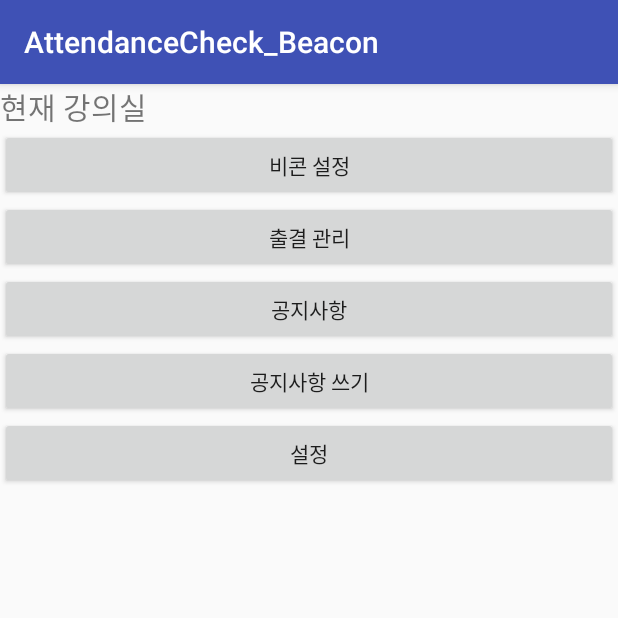
After one commit to JinohK/AttendanceCheck_Beacon, an Android app: the EduActivity screen opened directly, with no data from a screen before it, on a phone screen of 412 x 824 dp, the top half of it. The commit adds this screen. Run offline under Robolectric (Android 15) with nearby library versions, the phone set to English and light mode, and no system bars.

```diff
--- a/app/src/main/AndroidManifest.xml
+++ b/app/src/main/AndroidManifest.xml
@@ -16,6 +16,9 @@
             </intent-filter>
         </activity>
         <activity android:name=".activity.SignActivity"/>
+        <activity android:name=".activity.EduActivity"/>
+        <activity android:name=".activity.StdActivity"/>
+        <service android:name=".service.BeaconService"/>
     </application>
 
 </manifest>
--- /dev/null
+++ b/app/src/main/java/kr/waytech/attendancecheck_beacon/activity/EduActivity.java
@@ -0,0 +1,18 @@
+package kr.waytech.attendancecheck_beacon.activity;
+
+import android.os.Bundle;
+import android.support.v7.app.AppCompatActivity;
+
+import kr.waytech.attendancecheck_beacon.R;
+
+/**
+ * Created by JinOh on 2016-05-26.
+ */
+public class EduActivity extends AppCompatActivity {
+
+    @Override
+    protected void onCreate(Bundle savedInstanceState) {
+        super.onCreate(savedInstanceState);
+        setContentView(R.layout.activity_main_edu);
+    }
+}
--- a/app/src/main/java/kr/waytech/attendancecheck_beacon/activity/SignActivity.java
+++ b/app/src/main/java/kr/waytech/attendancecheck_beacon/activity/SignActivity.java
@@ -47,7 +47,7 @@ public class SignActivity extends AppCompatActivity {
         btnSign.setOnClickListener(new View.OnClickListener() {
             @Override
             public void onClick(View v) {
-                if (Utils.isOnline(SignActivity.this)) {
+                if (!Utils.isOnline(SignActivity.this)) {
                     Toast.makeText(SignActivity.this, "인터넷 상태를 확인해주세요", Toast.LENGTH_SHORT).show();
                     return;
                 }
--- a/app/src/main/java/kr/waytech/attendancecheck_beacon/server/BeaconData.java
+++ b/app/src/main/java/kr/waytech/attendancecheck_beacon/server/BeaconData.java
@@ -8,6 +8,10 @@ public class BeaconData {
     private String uuid;
     private int major;
     private int minor;
+    private String className;
+    private String classEdu;
+    private int classNumber;
+
 
     public BeaconData(int index, String uuid, int major, int minor) {
         this.index = index;
--- /dev/null
+++ b/app/src/main/res/layout/activity_main_edu.xml
@@ -0,0 +1,39 @@
+<?xml version="1.0" encoding="utf-8"?>
+<LinearLayout xmlns:android="http://schemas.android.com/apk/res/android"
+    android:orientation="vertical" android:layout_width="match_parent"
+    android:layout_height="match_parent">
+
+    <TextView
+        android:id="@+id/tvClass"
+        android:layout_width="match_parent"
+        android:layout_height="wrap_content"
+        android:text="현재 강의실"
+        android:textSize="20sp" />
+
+    <Button
+        android:id="@+id/btnBeaconSetting"
+        android:layout_width="match_parent"
+        android:layout_height="wrap_content"
+        android:text="비콘 설정"/>
+    <Button
+        android:id="@+id/btnAttend"
+        android:layout_width="match_parent"
+        android:layout_height="wrap_content"
+        android:text="출결 관리"/>
+    <Button
+        android:id="@+id/btnNotice"
+        android:layout_width="match_parent"
+        android:layout_height="wrap_content"
+        android:text="공지사항"/>
+    <Button
+        android:id="@+id/btnNoticeWrite"
+        android:layout_width="match_parent"
+        android:layout_height="wrap_content"
+        android:text="공지사항 쓰기"/>
+    <Button
+        android:id="@+id/btnSetting"
+        android:layout_width="match_parent"
+        android:layout_height="wrap_content"
+        android:text="설정"/>
+
+</LinearLayout>
```
Also changed, not shown: app/src/main/java/kr/waytech/attendancecheck_beacon/activity/LoginActivity.java (+43 -11 lines), app/src/main/java/kr/waytech/attendancecheck_beacon/activity/StdActivity.java (added, +17 -0 lines), app/src/main/java/kr/waytech/attendancecheck_beacon/other/Utils.java (+11 -2 lines), app/src/main/java/kr/waytech/attendancecheck_beacon/service/BeaconListDownService.java (deleted, +0 -61 lines), app/src/main/java/kr/waytech/attendancecheck_beacon/service/BeaconService.java (+9 -0 lines), app/src/main/res/layout/activity_main_std.xml (added, +32 -0 lines), app/src/main/res/layout/activity_login.xml (renamed from app/src/main/res/layout/activity_main.xml), 1 other file.
